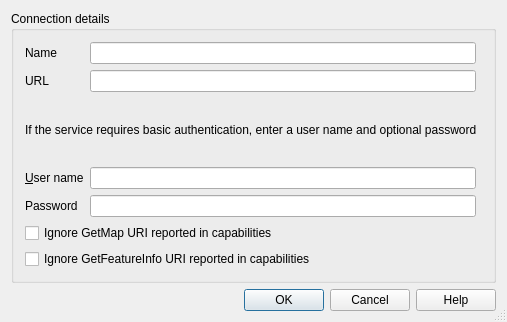
Before: the Qt Designer form src/ui/qgsnewhttpconnectionbase.ui in kadas-albireo/kadas-albireo, drawn with Qt 5.
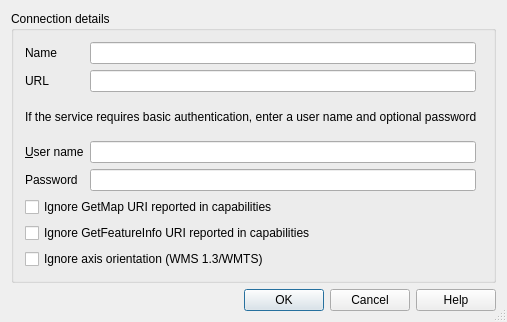
After: the same form once the commit is applied.

Commit message: wmts fixes: - [FEATURE] add support for CRS:27 and CRS:83 in QgsCoordinateReferenceSystem - fix axis orientation for CRS:84 - respect inverted axis orientation in WMTS and allow to ignore it for WMS 1.3/WMTS - fix: only consider valid TileMatrixSetLimits

Diff of the .ui file:
```diff
--- a/src/ui/qgsnewhttpconnectionbase.ui
+++ b/src/ui/qgsnewhttpconnectionbase.ui
@@ -128,20 +128,27 @@
         </property>
        </widget>
       </item>
-      <item row="8" column="0" colspan="2">
+      <item row="9" column="0" colspan="2">
        <widget class="QCheckBox" name="cbxIgnoreGetFeatureInfoURI">
         <property name="text">
          <string>Ignore GetFeatureInfo URI reported in capabilities</string>
         </property>
        </widget>
       </item>
-      <item row="7" column="0" colspan="2">
+      <item row="8" column="0" colspan="2">
        <widget class="QCheckBox" name="cbxIgnoreGetMapURI">
         <property name="text">
          <string>Ignore GetMap URI reported in capabilities</string>
         </property>
        </widget>
       </item>
+      <item row="10" column="0" colspan="2">
+       <widget class="QCheckBox" name="cbxIgnoreAxisOrientation">
+        <property name="text">
+         <string>Ignore axis orientation (WMS 1.3/WMTS)</string>
+        </property>
+       </widget>
+      </item>
      </layout>
     </widget>
    </item>
```
The commit also changes 6 other files.
